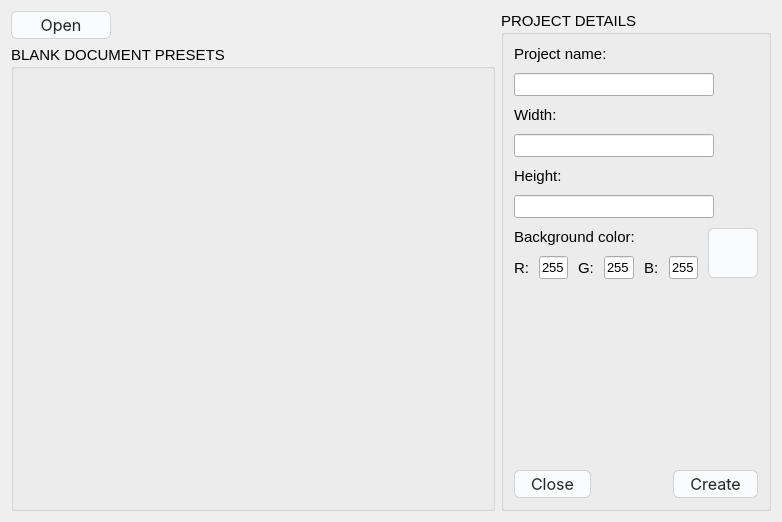
The window that photo_editor/start_dialog.ui (SevaMisiul/photo_editor) describes before a commit, drawn with Qt 5.
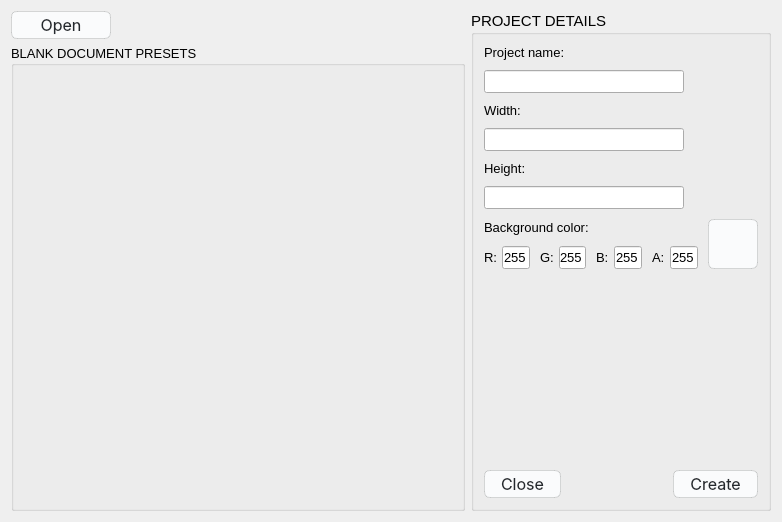
The same window after the commit.

The edit to the form file:
```diff
--- a/photo_editor/start_dialog.ui
+++ b/photo_editor/start_dialog.ui
@@ -72,7 +72,7 @@
        <property name="font">
         <font>
          <family>Segoe UI</family>
-         <pointsize>11</pointsize>
+         <pointsize>10</pointsize>
         </font>
        </property>
        <property name="title">
@@ -84,9 +84,15 @@
    </item>
    <item>
     <widget class="QGroupBox" name="gbProjectDetails">
+     <property name="minimumSize">
+      <size>
+       <width>300</width>
+       <height>0</height>
+      </size>
+     </property>
      <property name="maximumSize">
       <size>
-       <width>270</width>
+       <width>300</width>
        <height>16777215</height>
       </size>
      </property>
@@ -125,7 +131,7 @@
           <property name="font">
            <font>
             <family>Segoe UI</family>
-            <pointsize>11</pointsize>
+            <pointsize>10</pointsize>
            </font>
           </property>
           <property name="text">
@@ -161,7 +167,7 @@
           <property name="font">
            <font>
             <family>Segoe UI</family>
-            <pointsize>11</pointsize>
+            <pointsize>10</pointsize>
            </font>
           </property>
           <property name="text">
@@ -197,7 +203,7 @@
           <property name="font">
            <font>
             <family>Segoe UI</family>
-            <pointsize>11</pointsize>
+            <pointsize>10</pointsize>
            </font>
           </property>
           <property name="text">
@@ -228,6 +234,9 @@
       </item>
       <item>
        <layout class="QHBoxLayout" name="horizontalLayout">
+        <property name="spacing">
+         <number>10</number>
+        </property>
         <item>
          <layout class="QVBoxLayout" name="verticalLayout_4">
           <item>
@@ -235,7 +244,7 @@
             <property name="font">
              <font>
               <family>Segoe UI</family>
-              <pointsize>11</pointsize>
+              <pointsize>10</pointsize>
              </font>
             </property>
             <property name="text">
@@ -245,14 +254,26 @@
           </item>
           <item>
            <layout class="QHBoxLayout" name="horizontalLayout_5">
+            <property name="spacing">
+             <number>10</number>
+            </property>
             <item>
              <layout class="QHBoxLayout" name="horizontalLayout_2">
+              <property name="spacing">
+               <number>5</number>
+              </property>
               <item>
                <widget class="QLabel" name="labelR">
+                <property name="maximumSize">
+                 <size>
+                  <width>16777215</width>
+                  <height>16777215</height>
+                 </size>
+                </property>
                 <property name="font">
                  <font>
                   <family>Segoe UI</family>
-                  <pointsize>11</pointsize>
+                  <pointsize>10</pointsize>
                  </font>
                 </property>
                 <property name="text">
@@ -262,6 +283,12 @@
               </item>
               <item>
                <widget class="QLineEdit" name="editR">
+                <property name="maximumSize">
+                 <size>
+                  <width>16777215</width>
+                  <height>16777215</height>
+                 </size>
+                </property>
                 <property name="font">
                  <font>
                   <family>Segoe UI</family>
@@ -277,12 +304,21 @@
             </item>
             <item>
              <layout class="QHBoxLayout" name="horizontalLayout_3">
+              <property name="spacing">
+               <number>5</number>
+              </property>
               <item>
                <widget class="QLabel" name="labelG">
+                <property name="maximumSize">
+                 <size>
+                  <width>16777215</width>
+                  <height>16777215</height>
+                 </size>
+                </property>
                 <property name="font">
                  <font>
                   <family>Segoe UI</family>
-                  <pointsize>11</pointsize>
+                  <pointsize>10</pointsize>
                  </font>
                 </property>
                 <property name="text">
@@ -292,6 +328,12 @@
               </item>
               <item>
                <widget class="QLineEdit" name="editG">
+                <property name="maximumSize">
+                 <size>
+                  <width>16777215</width>
+                  <height>16777215</height>
+                 </size>
+                </property>
                 <property name="font">
                  <font>
                   <family>Segoe UI</family>
@@ -307,12 +349,21 @@
             </item>
             <item>
              <layout class="QHBoxLayout" name="horizontalLayout_4">
+              <property name="spacing">
+               <number>5</number>
+              </property>
               <item>
                <widget class="QLabel" name="labelB">
+                <property name="maximumSize">
+                 <size>
+                  <width>16777215</width>
+                  <height>16777215</height>
+                 </size>
+                </property>
                 <property name="font">
                  <font>
                   <family>Segoe UI</family>
-                  <pointsize>11</pointsize>
+                  <pointsize>10</pointsize>
                  </font>
                 </property>
                 <property name="text">
@@ -322,6 +373,12 @@
               </item>
               <item>
                <widget class="QLineEdit" name="editB">
+                <property name="maximumSize">
+                 <size>
+                  <width>16777215</width>
+                  <height>16777215</height>
+                 </size>
+                </property>
                 <property name="font">
                  <font>
                   <family>Segoe UI</family>
@@ -335,6 +392,49 @@
               </item>
              </layout>
             </item>
+            <item>
+             <layout class="QHBoxLayout" name="horizontalLayout_8">
+              <property name="spacing">
+               <number>5</number>
+              </property>
+              <item>
+               <widget class="QLabel" name="labelA">
+                <property name="maximumSize">
+                 <size>
+                  <width>16777215</width>
+                  <height>16777215</height>
+                 </size>
+                </property>
+                <property name="font">
+                 <font>
+                  <pointsize>10</pointsize>
+                 </font>
+                </property>
+                <property name="text">
+                 <string>A:</string>
+                </property>
+               </widget>
+              </item>
+              <item>
+               <widget class="QLineEdit" name="editA">
+                <property name="maximumSize">
+                 <size>
+                  <width>16777215</width>
+                  <height>16777215</height>
+                 </size>
+                </property>
+                <property name="font">
+                 <font>
+                  <pointsize>10</pointsize>
+                 </font>
+                </property>
+                <property name="text">
+                 <string>255</string>
+                </property>
+               </widget>
+              </item>
+             </layout>
+            </item>
            </layout>
           </item>
          </layout>
@@ -347,6 +447,12 @@
             <height>50</height>
            </size>
           </property>
+          <property name="maximumSize">
+           <size>
+            <width>50</width>
+            <height>50</height>
+           </size>
+          </property>
           <property name="text">
            <string/>
           </property>
```
